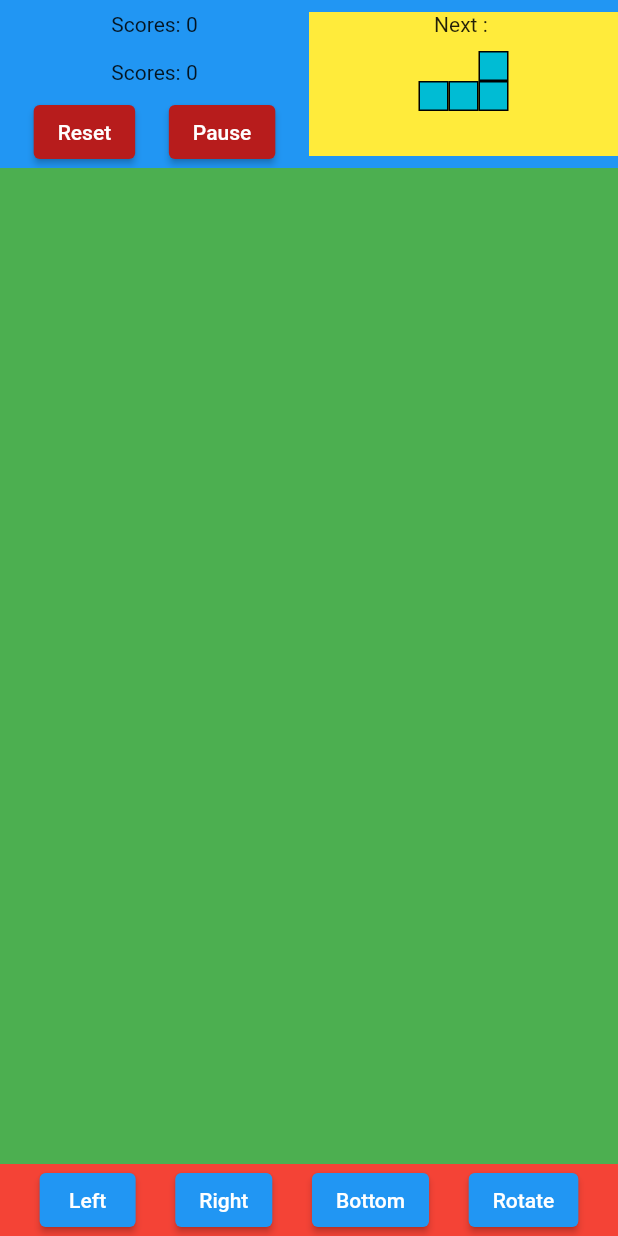
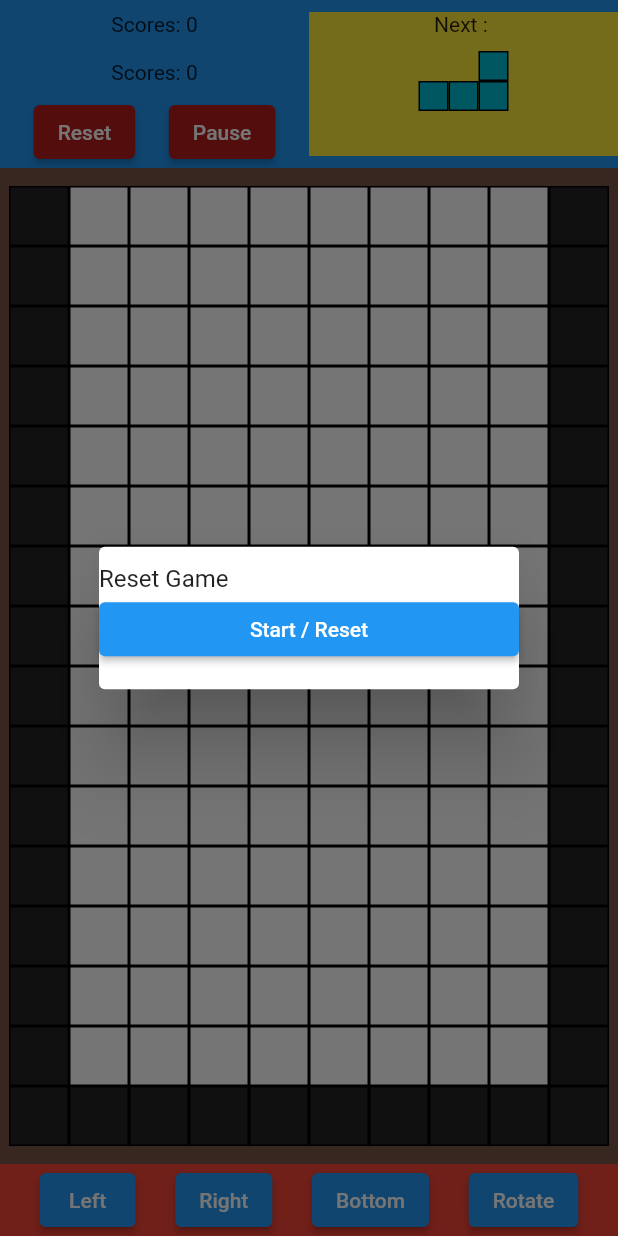
Before and after one commit to MinevichAndrei/Tetris, a Flutter app: the screen it shows after launch, after a tap on "Reset", on a phone screen of 412 x 824 dp. Run offline on Flutter 3.47's test engine with Material 2 defaults, Android fonts, the phone set to English and light mode, and no system bars.

Commit message:
WIP: tetris widget

```diff
--- a/lib/game.dart
+++ b/lib/game.dart
@@ -3,6 +3,7 @@ import 'package:tetris/brick_object_pos.dart';
 import 'package:tetris/brick_shape.dart';
 import 'package:tetris/brick_shape_enum.dart';
 import 'package:tetris/brick_shape_static.dart';
+import 'package:tetris/tetris_widget.dart';
 
 class TetrisGame extends StatefulWidget {
   const TetrisGame({Key? key}) : super(key: key);
@@ -12,6 +13,7 @@ class TetrisGame extends StatefulWidget {
 }
 
 class _TetrisGameState extends State<TetrisGame> {
+  GlobalKey<TetrisWidgetState> keyGlobal = GlobalKey();
   ValueNotifier<List<BrickObjectPos>> brickObjectPosValue =
       ValueNotifier<List<BrickObjectPos>>(List<BrickObjectPos>.from([]));
 
@@ -55,7 +57,9 @@ class _TetrisGameState extends State<TetrisGame> {
                                     backgroundColor:
                                         MaterialStateColor.resolveWith(
                                             (states) => Colors.red.shade900)),
-                                onPressed: () {},
+                                onPressed: () {
+                                  keyGlobal.currentState!.resetGame();
+                                },
                                 child: Text("Reset"),
                               ),
                               ElevatedButton(
@@ -63,7 +67,9 @@ class _TetrisGameState extends State<TetrisGame> {
                                     backgroundColor:
                                         MaterialStateColor.resolveWith(
                                             (states) => Colors.red.shade900)),
-                                onPressed: () {},
+                                onPressed: () {
+                                  keyGlobal.currentState!.pauseGame();
+                                },
                                 child: Text("Pause"),
                               ),
                             ],
@@ -107,7 +113,17 @@ class _TetrisGameState extends State<TetrisGame> {
                     alignment: Alignment.center,
                     width: double.maxFinite,
                     decoration: BoxDecoration(color: Colors.green),
-                    child: Container(),
+                    child: LayoutBuilder(
+                      builder: (context, constraints) {
+                        return TetrisWidget(constraints.biggest,
+                            key: keyGlobal,
+                            sizePerSquare: sizePerSquare, setNextBrick:
+                                (List<BrickObjectPos> brickObjectPos) {
+                          brickObjectPosValue.value = brickObjectPos;
+                          brickObjectPosValue.notifyListeners();
+                        });
+                      },
+                    ),
                   ),
                 ),
                 Container(
@@ -116,19 +132,23 @@ class _TetrisGameState extends State<TetrisGame> {
                     mainAxisAlignment: MainAxisAlignment.spaceEvenly,
                     children: [
                       ElevatedButton(
-                        onPressed: () {},
+                        onPressed: () => keyGlobal.currentState!
+                            .transformBrick(Offset(-sizePerSquare, 0), false),
                         child: Text("Left"),
                       ),
                       ElevatedButton(
-                        onPressed: () {},
+                        onPressed: () => keyGlobal.currentState!
+                            .transformBrick(Offset(sizePerSquare, 0), false),
                         child: Text("Right"),
                       ),
                       ElevatedButton(
-                        onPressed: () {},
+                        onPressed: () => keyGlobal.currentState!
+                            .transformBrick(Offset(0, sizePerSquare), false),
                         child: Text("Bottom"),
                       ),
                       ElevatedButton(
-                        onPressed: () {},
+                        onPressed: () =>
+                            keyGlobal.currentState!.transformBrick(null, true),
                         child: Text("Rotate"),
                       ),
                     ],
--- /dev/null
+++ b/lib/tetris_widget.dart
@@ -0,0 +1,386 @@
+import 'dart:math';
+
+import 'package:flutter/material.dart';
+import 'package:tetris/brick_object_pos.dart';
+import 'package:tetris/brick_object_pos_done.dart';
+import 'package:tetris/brick_shape.dart';
+import 'package:tetris/brick_shape_enum.dart';
+import 'package:tetris/brick_shape_static.dart';
+
+class TetrisWidget extends StatefulWidget {
+  final Size size;
+  final double? sizePerSquare;
+  Function(List<BrickObjectPos> brickObjectPos)? setNextBrick;
+  TetrisWidget(this.size, {Key? key, this.setNextBrick, this.sizePerSquare})
+      : super(key: key);
+
+  @override
+  TetrisWidgetState createState() => TetrisWidgetState();
+}
+
+class TetrisWidgetState extends State<TetrisWidget>
+    with SingleTickerProviderStateMixin {
+  late Animation<double> animation;
+  late AnimationController animationController;
+
+  late Size sizeBox;
+  late List<int> levelBases;
+  ValueNotifier<List<BrickObjectPos>> brickObjectPosValue =
+      ValueNotifier<List<BrickObjectPos>>([]);
+
+  ValueNotifier<List<BrickObjectPosDone>> donePointsValue =
+      ValueNotifier<List<BrickObjectPosDone>>([]);
+
+  ValueNotifier<int> animationPosTickValue = ValueNotifier<int>(0);
+
+  @override
+  void initState() {
+    super.initState();
+    calculateSizeBox();
+    animationController = AnimationController(
+        vsync: this, duration: Duration(milliseconds: 1000));
+    animation = Tween<double>(begin: 0, end: 1).animate(animationController)
+      ..addListener(animationLoop);
+    animationController.forward();
+  }
+
+  calculateSizeBox() {
+    sizeBox = Size(
+      (widget.size.width ~/ widget.sizePerSquare!) * widget.sizePerSquare!,
+      (widget.size.height ~/ widget.sizePerSquare!) * widget.sizePerSquare!,
+    );
+
+    levelBases = List.generate(sizeBox.width ~/ widget.sizePerSquare!, (index) {
+      return (((sizeBox.height ~/ widget.sizePerSquare!) - 1) *
+              (sizeBox.width ~/ widget.sizePerSquare!)) +
+          index;
+    });
+
+    levelBases
+        .addAll(List.generate(sizeBox.height ~/ widget.sizePerSquare!, (index) {
+      return index * (sizeBox.width ~/ widget.sizePerSquare!);
+    }));
+
+    levelBases
+        .addAll(List.generate(sizeBox.height ~/ widget.sizePerSquare!, (index) {
+      return (index * (sizeBox.width ~/ widget.sizePerSquare!)) +
+          (sizeBox.width ~/ widget.sizePerSquare! - 1);
+    }));
+  }
+
+  pauseGame() async {
+    animationController.stop();
+    await showDialog(
+      context: context,
+      builder: (context) => SimpleDialog(
+        children: [
+          Text("Pause Game"),
+          ElevatedButton(
+              onPressed: () {
+                Navigator.of(context).pop();
+                animationController.forward();
+              },
+              child: Text("Resume")),
+        ],
+      ),
+    );
+  }
+
+  resetGame() async {
+    await showDialog(
+      context: context,
+      barrierDismissible: false,
+      builder: (context) => SimpleDialog(
+        children: [
+          Text("Reset Game"),
+          ElevatedButton(
+              onPressed: () {
+                donePointsValue.value = [];
+                donePointsValue.notifyListeners();
+
+                brickObjectPosValue.value = [];
+                brickObjectPosValue.notifyListeners();
+
+                Navigator.of(context).pop();
+
+                calculateSizeBox();
+                randomBrick(start: true);
+                animationController.reset();
+                animationController.stop();
+                animationController.forward();
+              },
+              child: Text("Start / Reset")),
+        ],
+      ),
+    );
+  }
+
+  animationLoop() async {
+    if (animation.isCompleted && brickObjectPosValue.value.length > 1) {
+      BrickObjectPos currentObj =
+          brickObjectPosValue.value[brickObjectPosValue.value.length - 2];
+
+      Offset target = currentObj.offset.translate(0, widget.sizePerSquare!);
+
+      if (checkTargetMove(target, currentObj)) {
+        currentObj.offset = target;
+        currentObj.calculateHit();
+        brickObjectPosValue.notifyListeners();
+      } else {
+        // currentObj.isDone = true;
+        currentObj.pointArray
+            .where((element) => element != -99999)
+            .toList()
+            .forEach((element) {
+          donePointsValue.value
+              .add(BrickObjectPosDone(element, color: currentObj.color));
+        });
+
+        donePointsValue.notifyListeners();
+
+        brickObjectPosValue.value
+            .removeAt(brickObjectPosValue.value.length - 2);
+        await checkCompleteLine();
+        bool status = await checkGameOver();
+
+        if (!status) {
+          randomBrick();
+        } else {
+          print("Game Over");
+        }
+      }
+
+      animationController.reset();
+      animationController.forward();
+    }
+  }
+
+  Future<bool> checkGameOver() async {
+    return donePointsValue.value
+        .where((element) => element.index < 0 && element.index != -99999)
+        .isNotEmpty;
+  }
+
+  checkCompleteLine() async {
+    List<int> leftINdex =
+        List.generate(sizeBox.height ~/ widget.sizePerSquare!, (index) {
+      return index * ((sizeBox.width ~/ widget.sizePerSquare!));
+    });
+
+    int totalCol = (sizeBox.width ~/ widget.sizePerSquare!) - 2;
+
+    List<int> linetoDestroys = leftINdex
+        .where((element) {
+          return donePointsValue.value
+              .where((point) => point.index == element + 1)
+              .isNotEmpty;
+        })
+        .where((donePoint) {
+          List<int> rows =
+              List.generate(totalCol, (index) => donePoint + 1 + index)
+                  .toList();
+          return rows.where((row) {
+                return donePointsValue.value
+                    .where((element) => element.index == row)
+                    .isNotEmpty;
+              }).length ==
+              rows.length;
+        })
+        .map((e) {
+          return List.generate(totalCol, (index) => e + 1 + index).toList();
+        })
+        .expand((element) => element)
+        .toList();
+
+    List<BrickObjectPosDone> tempDonePoints = donePointsValue.value;
+
+    if (linetoDestroys.isNotEmpty) {
+      linetoDestroys.sort((a, b) => a.compareTo(b));
+      tempDonePoints.sort((a, b) => a.index.compareTo(b.index));
+
+      int firstIndex = tempDonePoints
+          .indexWhere((element) => element.index == linetoDestroys.first);
+
+      if (firstIndex >= 0) {
+        tempDonePoints.removeWhere((element) {
+          return linetoDestroys
+              .where((line) => line == element.index)
+              .isNotEmpty;
+        });
+
+        donePointsValue.value = tempDonePoints.map((element) {
+          if (element.index < linetoDestroys.first) {
+            int totalRowDelete = linetoDestroys.length ~/ totalCol;
+            element.index = element.index + ((totalCol + 2) * totalRowDelete);
+          }
+          return element;
+        }).toList();
+
+        donePointsValue.notifyListeners();
+      }
+    }
+  }
+
+  bool checkTargetMove(Offset targetPos, BrickObjectPos object) {
+    List<int> pointsPredict = object.calculateHit(predict: targetPos);
+    List<int> hitsIndex = [];
+    hitsIndex.addAll(levelBases);
+
+    hitsIndex.addAll(donePointsValue.value.map((e) => e.index));
+
+    int numberHitBase = pointsPredict
+        .map((e) => hitsIndex.indexWhere((element) => element == e) > -1)
+        .where((element) => element)
+        .length;
+    return numberHitBase == 0;
+  }
+
+  randomBrick({start = false}) {
+    brickObjectPosValue.value.add(getNewBrickPos());
+    if (start) {
+      brickObjectPosValue.value.add(getNewBrickPos());
+    }
+
+    widget.setNextBrick!.call(brickObjectPosValue.value);
+    brickObjectPosValue.notifyListeners();
+  }
+
+  BrickObjectPos getNewBrickPos() {
+    return BrickObjectPos(
+      size: Size.square(widget.sizePerSquare!),
+      sizeLayout: sizeBox,
+      color:
+          Colors.primaries[Random().nextInt(Colors.primaries.length)].shade800,
+      rotation: Random().nextInt(4),
+      offset: Offset(widget.sizePerSquare! * 4, -widget.sizePerSquare! * 3),
+      shapeEnum:
+          BrickShapeEnum.values[Random().nextInt(BrickShapeEnum.values.length)],
+    );
+  }
+
+  @override
+  void dispose() {
+    animation.removeListener(animationLoop);
+    animationController.dispose();
+    super.dispose();
+  }
+
+  @override
+  Widget build(BuildContext context) {
+    return Container(
+      alignment: Alignment.center,
+      decoration: BoxDecoration(color: Colors.brown),
+      child: Container(
+        width: sizeBox.width,
+        height: sizeBox.height,
+        alignment: Alignment.center,
+        decoration: BoxDecoration(color: Colors.white),
+        child: ValueListenableBuilder(
+          valueListenable: donePointsValue,
+          builder: (context, List<BrickObjectPosDone> donePoints, child) {
+            return ValueListenableBuilder(
+                valueListenable: brickObjectPosValue,
+                builder:
+                    (context, List<BrickObjectPos> brickObjectPoses, child) {
+                  return Stack(
+                    children: [
+                      ...List.generate(
+                          sizeBox.width ~/
+                              widget.sizePerSquare! *
+                              sizeBox.height ~/
+                              widget.sizePerSquare!, (index) {
+                        return Positioned(
+                          left: index %
+                              (sizeBox.width / widget.sizePerSquare!) *
+                              widget.sizePerSquare!,
+                          top: index ~/
+                              (sizeBox.width / widget.sizePerSquare!) *
+                              widget.sizePerSquare!,
+                          child: Container(
+                            decoration: BoxDecoration(
+                              color: checkIndexHitBase(index)
+                                  ? Colors.black87
+                                  : Colors.transparent,
+                              border: Border.all(width: 1),
+                            ),
+                            width: widget.sizePerSquare!,
+                            height: widget.sizePerSquare!,
+                          ),
+                        );
+                      }).toList(),
+                      if (brickObjectPoses.length > 1)
+                        ...brickObjectPoses
+                            .where((element) => !element.isDone)
+                            .toList()
+                            .asMap()
+                            .entries
+                            .map(
+                              (e) => Positioned(
+                                left: e.value.offset.dx,
+                                top: e.value.offset.dy,
+                                child: BrickShape(
+                                  BrickShapeStatic.getListBrickOnEnum(
+                                    e.value.shapeEnum,
+                                    direction: e.value.rotation,
+                                  ),
+                                  sizePerSquare: widget.sizePerSquare!,
+                                  points: e.value.pointArray,
+                                  color: e.value.color,
+                                ),
+                              ),
+                            )
+                            .toList(),
+                      if (donePoints.isNotEmpty)
+                        ...donePoints.map(
+                          (e) => Positioned(
+                            left: e.index %
+                                (sizeBox.width / widget.sizePerSquare!) *
+                                widget.sizePerSquare!,
+                            top: (e.index ~/
+                                (sizeBox.width / widget.sizePerSquare!) *
+                                widget.sizePerSquare!),
+                            child: Container(
+                              width: widget.sizePerSquare,
+                              height: widget.sizePerSquare,
+                              child: boxBrick(e.color, text: e.index),
+                            ),
+                          ),
+                        ),
+                    ],
+                  );
+                });
+          },
+        ),
+      ),
+    );
+  }
+
+  checkIndexHitBase(int index) {
+    return levelBases.indexWhere((element) => element == index) != -1;
+  }
+
+  transformBrick(Offset? move, bool? rotate) {
+    if (move != null || rotate != null) {
+      late Offset target;
+      BrickObjectPos currentObj =
+          brickObjectPosValue.value[brickObjectPosValue.value.length - 2];
+      if (move != null) {
+        target = currentObj.offset.translate(move.dx, move.dy);
+        if (checkTargetMove(target, currentObj)) {
+          currentObj.offset = target;
+          currentObj.calculateHit();
+          brickObjectPosValue.notifyListeners();
+        }
+      } else {
+        currentObj.calculateRotation(1);
+
+        if (checkTargetMove(currentObj.offset, currentObj)) {
+          currentObj.calculateHit();
+          brickObjectPosValue.notifyListeners();
+        } else {
+          currentObj.calculateRotation(-1);
+        }
+      }
+    }
+  }
+}
```
